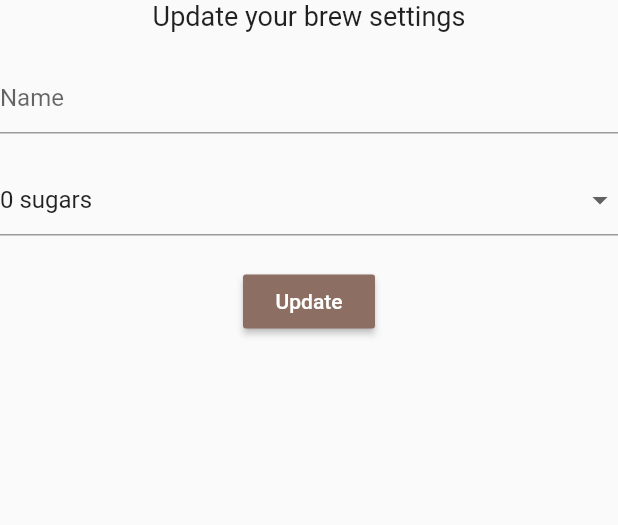
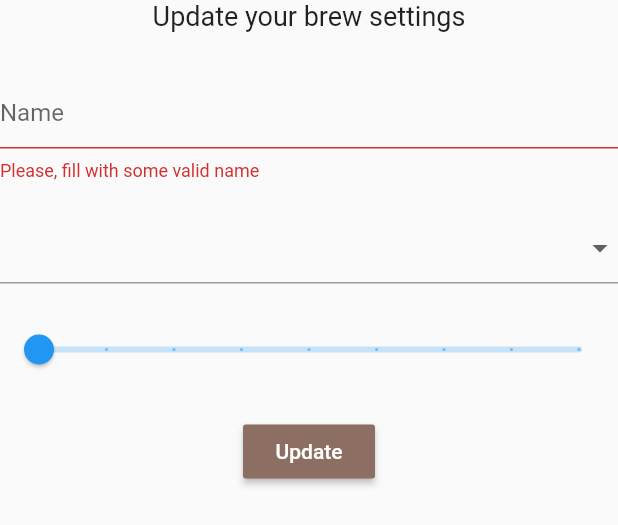
Before and after one commit to Victor-Fiamoncini/brew-crew, a Flutter app: the BrewSettings widget shown alone on an empty page, opened directly, after a tap on "Update", on a phone screen of 412 x 824 dp. Shown: the top 525 px of the screen. Run offline on Flutter 3.47's test engine with Material 2 defaults, Android fonts, the phone set to English and light mode, and no system bars; our stand-ins replace cloud_firestore, firebase_auth, flutter_spinkit; accounts and stored records are empty.

```diff
--- a/lib/models/brew.dart
+++ b/lib/models/brew.dart
@@ -1,6 +1,7 @@
 class Brew {
-  Brew({this.name, this.sugars, this.strength});
+  Brew({this.uid, this.name, this.sugars, this.strength});
 
+  final String uid;
   final String name;
   final String sugars;
   final int strength;
--- a/lib/pages/home/brew_list.dart
+++ b/lib/pages/home/brew_list.dart
@@ -1,10 +1,9 @@
-import 'package:brew_crew/widgets/loading.dart';
 import 'package:flutter/material.dart';
 import 'package:provider/provider.dart';
 
+import 'package:brew_crew/models/brew.dart';
+
 import 'package:brew_crew/pages/home/brew_item.dart';
-
-import 'package:brew_crew/models/brew.dart';
 
 class BrewList extends StatefulWidget {
   @override
@@ -14,11 +13,7 @@ class BrewList extends StatefulWidget {
 class _BrewListState extends State<BrewList> {
   @override
   Widget build(BuildContext context) {
-    final brews = Provider.of<List<Brew>>(context);
-
-    if (brews == null) {
-      return Loading();
-    }
+    final brews = Provider.of<List<Brew>>(context) ?? [];
 
     return ListView.builder(
       itemCount: brews.length,
--- a/lib/pages/home/brew_settings.dart
+++ b/lib/pages/home/brew_settings.dart
@@ -1,4 +1,11 @@
 import 'package:flutter/material.dart';
+import 'package:provider/provider.dart';
+
+import 'package:brew_crew/services/firebase_database_service.dart';
+import 'package:brew_crew/models/brew.dart';
+import 'package:brew_crew/models/user.dart';
+
+import 'package:brew_crew/widgets/loading.dart';
 
 class BrewSettings extends StatefulWidget {
   @override
@@ -20,8 +27,25 @@ class _BrewSettingsState extends State<BrewSettings> {
     return null;
   }
 
+  Future<void> _updateBrewFromButtonPressed(String userUid) async {
+    if (_updateBrewFormKey.currentState.validate()) {
+      final firebaseDatabaseService = FirebaseDatabaseService(uid: userUid);
+    }
+  }
+
   @override
   Widget build(BuildContext context) {
+    final user = Provider.of<User>(context);
+
+    return StreamBuilder<Brew>(
+      stream: FirebaseDatabaseService(uid: user.uid).brew,
+      builder: (context, snapshot) {
+        if (!snapshot.hasData) {
+          return Loading();
+        }
+
+        final brew = snapshot.data;
+
         return Form(
           key: _updateBrewFormKey,
           child: Column(
@@ -30,9 +54,10 @@ class _BrewSettingsState extends State<BrewSettings> {
                 'Update your brew settings',
                 style: TextStyle(fontSize: 18),
               ),
-          const SizedBox(height: 20),
+              const SizedBox(height: 30),
               TextFormField(
-            keyboardType: TextInputType.emailAddress,
+                keyboardType: TextInputType.text,
+                initialValue: brew.name,
                 decoration: InputDecoration(
                   hintText: 'Name',
                   focusedBorder: UnderlineInputBorder(
@@ -49,7 +74,7 @@ class _BrewSettingsState extends State<BrewSettings> {
               ),
               const SizedBox(height: 20),
               DropdownButtonFormField<String>(
-            value: _currentSugars ?? '0',
+                value: _currentSugars ?? brew.sugars,
                 items: sugars.map((sugar) {
                   return DropdownMenuItem(
                     value: sugar,
@@ -61,9 +86,23 @@ class _BrewSettingsState extends State<BrewSettings> {
                 },
               ),
               const SizedBox(height: 20),
+              Slider(
+                value: (_currentStrength ?? brew.strength).toDouble(),
+                activeColor: Colors.brown[_currentStrength ?? brew.strength],
+                inactiveColor: Colors.brown[_currentStrength ?? brew.strength],
+                min: 100,
+                max: 900,
+                divisions: 8,
+                onChanged: (value) {
+                  setState(() => _currentStrength = value.round());
+                },
+              ),
+              const SizedBox(height: 20),
               RaisedButton(
                 color: Colors.brown[400],
-            onPressed: () {},
+                onPressed: () {
+                  _updateBrewFromButtonPressed(user.uid);
+                },
                 child: const Text(
                   'Update',
                   style: TextStyle(color: Colors.white),
@@ -72,5 +111,7 @@ class _BrewSettingsState extends State<BrewSettings> {
             ],
           ),
         );
+      },
+    );
   }
 }
--- a/lib/services/firebase_database_service.dart
+++ b/lib/services/firebase_database_service.dart
@@ -33,4 +33,20 @@ class FirebaseDatabaseService {
   Stream<List<Brew>> get brews {
     return brewsCollection.snapshots().map(_serializeBrewsFromQuerySnapshot);
   }
+
+  Brew _serializeBrewFromDocumentSnapshot(DocumentSnapshot documentSnapshot) {
+    return Brew(
+      uid: uid,
+      name: documentSnapshot.data['name'] as String ?? '',
+      sugars: documentSnapshot.data['sugars'] as String ?? '',
+      strength: documentSnapshot.data['strength'] as int ?? 0,
+    );
+  }
+
+  Stream<Brew> get brew {
+    return brewsCollection
+        .document(uid)
+        .snapshots()
+        .map(_serializeBrewFromDocumentSnapshot);
+  }
 }
```
Lines whose indentation alone changed are shown as unchanged.
